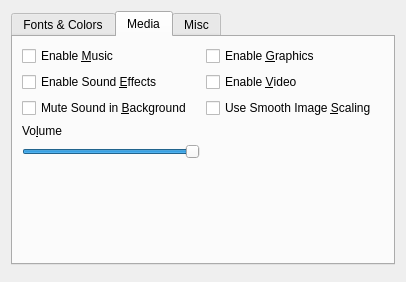
Before: the Qt Designer form src/confdialog.ui in realnc/hugor, drawn with Qt 5.
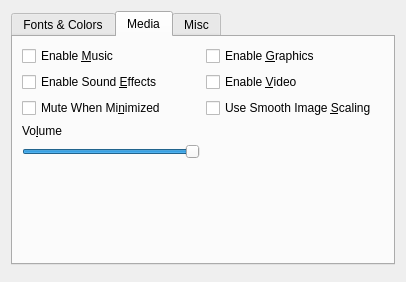
After: the same form once the commit is applied. The open tabs and pages were chosen to show the change. Custom widgets are drawn as their Qt base class.

Commit message: Mute sound only when minimized instead of when losing focus

Patch:
```diff
--- a/src/confdialog.ui
+++ b/src/confdialog.ui
@@ -271,7 +271,7 @@
             <string>&lt;p&gt;Mutes all sound when the application window loses focus.&lt;/p&gt;</string>
            </property>
            <property name="text">
-            <string>Mute Sound in &amp;Background</string>
+            <string>Mute When Mi&amp;nimized</string>
            </property>
           </widget>
          </item>
```
Left out of the diff: 6 changed lines with no effect on the pictures. The commit also changes 9 other files.
